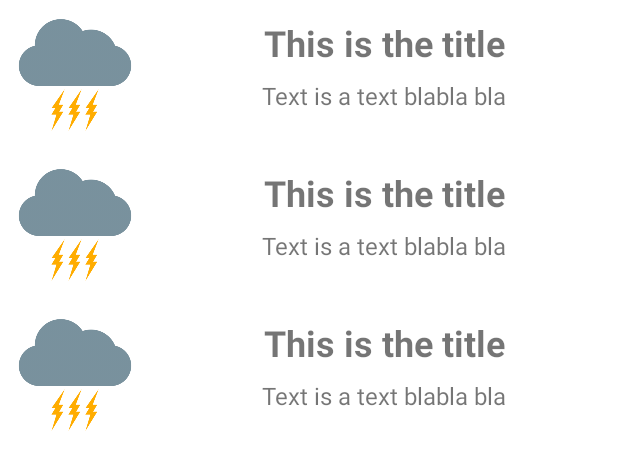
After one commit to alexvalentin/News-Reader, an Android app: the layout list_fragment.xml on its own in the app's theme, with its tools: preview values and no code run, on a phone screen of 412 x 824 dp. The commit adds this screen. Shown: the top 470 px of the screen. Run offline under Robolectric (Android 15) with nearby library versions, the phone set to English and light mode, and no system bars.

Commit message:
Create UI part of NewsReader Project Implemented NewsListViewModel.java as viewModel for our news list Implemented recyclerView and his adapter

```diff
--- a/app/src/main/AndroidManifest.xml
+++ b/app/src/main/AndroidManifest.xml
@@ -9,7 +9,8 @@
         android:roundIcon="@mipmap/ic_launcher_round"
         android:supportsRtl="true"
         android:theme="@style/Theme.NewsReader">
-        <activity android:name=".MainActivity">
+
+    <activity android:name=".MainActivity">
             <intent-filter>
                 <action android:name="android.intent.action.MAIN" />
 
--- /dev/null
+++ b/app/src/main/java/com/alexandruvalentinconstantin/newsreader/feature/newslist/listener/OnArticleSelected.java
@@ -0,0 +1,10 @@
+package com.alexandruvalentinconstantin.newsreader.feature.newslist.listener;
+
+import com.alexandruvalentinconstantin.newsreader.feature.newslist.model.ArticleItemViewModel;
+
+
+public interface OnArticleSelected {
+
+    void onItemSelected(ArticleItemViewModel items);
+
+}
--- /dev/null
+++ b/app/src/main/res/layout/article_new_item.xml
@@ -0,0 +1,61 @@
+<?xml version="1.0" encoding="utf-8"?>
+
+<layout xmlns:android="http://schemas.android.com/apk/res/android"
+    xmlns:app="http://schemas.android.com/apk/res-auto"
+    xmlns:tools="http://schemas.android.com/tools"
+    tools:background="@color/teal_200">
+
+    <data>
+
+        <variable
+            name="handler"
+            type="com.alexandruvalentinconstantin.newsreader.feature.newslist.listener.OnArticleSelected" />
+
+        <variable
+            name="viewModel"
+            type="com.alexandruvalentinconstantin.newsreader.feature.newslist.model.ArticleItemViewModel" />
+    </data>
+
+    <androidx.constraintlayout.widget.ConstraintLayout
+        android:id="@+id/main"
+        android:layout_width="match_parent"
+        android:layout_height="100dp"
+        android:onClickListener="@{() -> handler.onItemSelected(viewModel)}"
+        android:orientation="vertical">
+
+        <ImageView
+            android:id="@+id/imageView"
+            android:layout_width="100dp"
+            android:layout_height="wrap_content"
+            android:src="@drawable/image"
+            app:layout_constraintStart_toStartOf="parent"
+            app:layout_constraintTop_toTopOf="parent" />
+
+        <TextView
+            android:id="@+id/titleTv"
+            android:layout_width="wrap_content"
+            android:layout_height="wrap_content"
+            android:layout_marginTop="12dp"
+            android:text="@{viewModel.titleName}"
+            android:textSize="24sp"
+            android:textStyle="bold"
+            app:layout_constraintEnd_toEndOf="parent"
+            app:layout_constraintStart_toEndOf="@id/imageView"
+            app:layout_constraintTop_toTopOf="parent"
+            tools:text="@string/title" />
+
+        <TextView
+            android:id="@+id/contentTv"
+            android:layout_width="wrap_content"
+            android:layout_height="wrap_content"
+            android:ellipsize="end"
+            android:padding="8dp"
+            android:text="@{viewModel.contentText}"
+            android:textSize="16sp"
+            app:layout_constraintEnd_toEndOf="parent"
+            app:layout_constraintStart_toEndOf="@id/imageView"
+            app:layout_constraintTop_toBottomOf="@id/titleTv"
+            tools:text="@string/some_text" />
+
+    </androidx.constraintlayout.widget.ConstraintLayout>
+</layout>
--- /dev/null
+++ b/app/src/main/res/layout/list_fragment.xml
@@ -0,0 +1,34 @@
+<?xml version="1.0" encoding="utf-8"?>
+
+<layout xmlns:android="http://schemas.android.com/apk/res/android"
+    xmlns:app="http://schemas.android.com/apk/res-auto"
+    xmlns:tools="http://schemas.android.com/tools">
+
+    <data>
+
+        <variable
+            name="viewModel"
+            type="com.alexandruvalentinconstantin.newsreader.feature.newslist.model.NewsListViewModel" />
+    </data>
+
+    <androidx.constraintlayout.widget.ConstraintLayout
+        android:layout_width="match_parent"
+        android:layout_height="match_parent"
+        android:orientation="vertical"
+        tools:context="com.alexandruvalentinconstantin.newsreader.MainActivity">
+
+        <androidx.recyclerview.widget.RecyclerView
+            android:id="@+id/recyclerView"
+            android:layout_width="0dp"
+            android:layout_height="0dp"
+            android:layout_marginBottom="8dp"
+            app:articleHandler="@{viewModel}"
+            app:items="@{viewModel.items}"
+            app:layout_constraintBottom_toBottomOf="parent"
+            app:layout_constraintEnd_toEndOf="parent"
+            app:layout_constraintStart_toStartOf="parent"
+            app:layout_constraintTop_toTopOf="parent"
+            tools:listitem="@layout/article_new_item" />
+
+    </androidx.constraintlayout.widget.ConstraintLayout>
+</layout>
--- a/app/src/main/res/values/colors.xml
+++ b/app/src/main/res/values/colors.xml
@@ -1,5 +1,10 @@
 <?xml version="1.0" encoding="utf-8"?>
 <resources>
+
+    <color name="colorPrimary">#673AB7</color>
+    <color name="colorPrimaryDark">#3F51B5</color>
+    <color name="colorAccent">#9C27B0</color>
+
     <color name="purple_200">#FFBB86FC</color>
     <color name="purple_500">#FF6200EE</color>
     <color name="purple_700">#FF3700B3</color>
--- a/app/src/main/res/values/strings.xml
+++ b/app/src/main/res/values/strings.xml
@@ -1,3 +1,5 @@
 <resources>
     <string name="app_name">News Reader</string>
+    <string name="title">This is the title</string>
+    <string name="some_text">Text is a text blabla bla</string>
 </resources>
```
Also changed, not shown: app/build.gradle (+34 -4 lines), app/src/main/java/com/alexandruvalentinconstantin/newsreader/MainActivity.java (+6 -4 lines), app/src/main/java/com/alexandruvalentinconstantin/newsreader/feature/newslist/adapter/RecyclerViewAdapter.java (added, +61 -0 lines), app/src/main/java/com/alexandruvalentinconstantin/newsreader/feature/newslist/fragment/NewsListFragment.java (added, +52 -0 lines), app/src/main/java/com/alexandruvalentinconstantin/newsreader/feature/newslist/model/ArticleItemViewModel.java (added, +14 -0 lines), app/src/main/java/com/alexandruvalentinconstantin/newsreader/feature/newslist/model/NewsListViewModel.java (added, +35 -0 lines), app/src/main/java/com/alexandruvalentinconstantin/newsreader/ui/main/MainFragment.java (deleted, +0 -39 lines), app/src/main/java/com/alexandruvalentinconstantin/newsreader/ui/main/MainViewModel.java (deleted, +0 -7 lines), app/src/main/java/com/alexandruvalentinconstantin/newsreader/view/bindings/ImageBinding.java (added, +30 -0 lines), app/src/main/java/com/alexandruvalentinconstantin/newsreader/view/bindings/RecyclerBindings.java (added, +27 -0 lines), app/src/main/res/layout/main_fragment.xml (deleted, +0 -20 lines), app/src/main/res/values/styles.xml (added, +20 -0 lines), app/src/main/res/drawable-v24/image.jpg (added).
